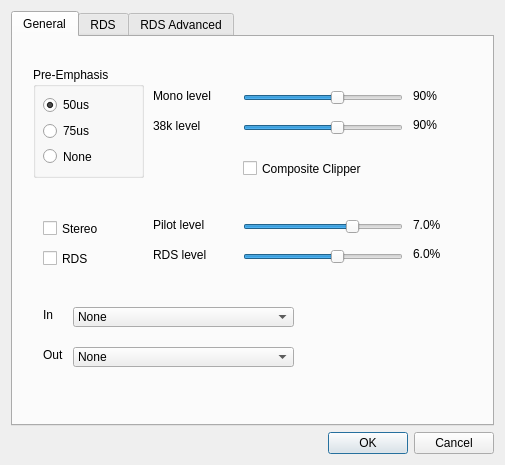
Qt form JMPX/options.ui (jontio/JMPX) before a commit.
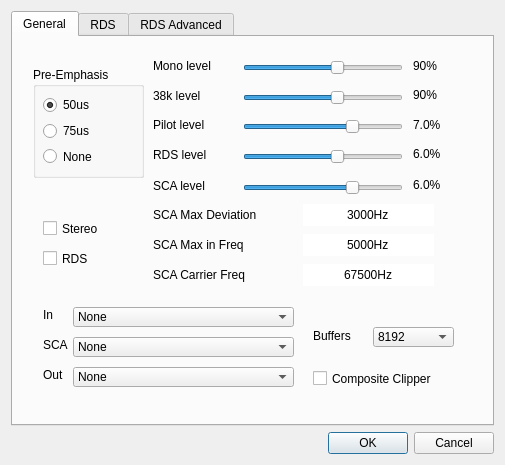
The same form after that commit.

```diff
--- a/JMPX/options.ui
+++ b/JMPX/options.ui
@@ -125,8 +125,8 @@
       <widget class="QCheckBox" name="checkBox_compositeclipper">
        <property name="geometry">
         <rect>
-         <x>230</x>
-         <y>120</y>
+         <x>300</x>
+         <y>330</y>
          <width>161</width>
          <height>23</height>
         </rect>
@@ -142,7 +142,7 @@
        <property name="geometry">
         <rect>
          <x>230</x>
-         <y>50</y>
+         <y>20</y>
          <width>160</width>
          <height>21</height>
         </rect>
@@ -161,7 +161,7 @@
        <property name="geometry">
         <rect>
          <x>140</x>
-         <y>51</y>
+         <y>21</y>
          <width>81</width>
          <height>16</height>
         </rect>
@@ -174,7 +174,7 @@
        <property name="geometry">
         <rect>
          <x>140</x>
-         <y>81</y>
+         <y>51</y>
          <width>81</width>
          <height>16</height>
         </rect>
@@ -187,7 +187,7 @@
        <property name="geometry">
         <rect>
          <x>230</x>
-         <y>80</y>
+         <y>50</y>
          <width>160</width>
          <height>21</height>
         </rect>
@@ -206,7 +206,7 @@
        <property name="geometry">
         <rect>
          <x>400</x>
-         <y>51</y>
+         <y>21</y>
          <width>31</width>
          <height>16</height>
         </rect>
@@ -219,7 +219,7 @@
        <property name="geometry">
         <rect>
          <x>400</x>
-         <y>80</y>
+         <y>50</y>
          <width>31</width>
          <height>16</height>
         </rect>
@@ -232,7 +232,7 @@
        <property name="geometry">
         <rect>
          <x>60</x>
-         <y>310</y>
+         <y>330</y>
          <width>221</width>
          <height>20</height>
         </rect>
@@ -275,7 +275,7 @@
        <property name="geometry">
         <rect>
          <x>30</x>
-         <y>310</y>
+         <y>330</y>
          <width>31</width>
          <height>16</height>
         </rect>
@@ -288,7 +288,7 @@
        <property name="geometry">
         <rect>
          <x>400</x>
-         <y>180</y>
+         <y>80</y>
          <width>51</width>
          <height>16</height>
         </rect>
@@ -301,7 +301,7 @@
        <property name="geometry">
         <rect>
          <x>230</x>
-         <y>209</y>
+         <y>109</y>
          <width>160</width>
          <height>21</height>
         </rect>
@@ -320,7 +320,7 @@
        <property name="geometry">
         <rect>
          <x>140</x>
-         <y>180</y>
+         <y>80</y>
          <width>91</width>
          <height>16</height>
         </rect>
@@ -333,7 +333,7 @@
        <property name="geometry">
         <rect>
          <x>230</x>
-         <y>179</y>
+         <y>79</y>
          <width>160</width>
          <height>21</height>
         </rect>
@@ -352,7 +352,7 @@
        <property name="geometry">
         <rect>
          <x>400</x>
-         <y>209</y>
+         <y>109</y>
          <width>51</width>
          <height>16</height>
         </rect>
@@ -365,7 +365,7 @@
        <property name="geometry">
         <rect>
          <x>140</x>
-         <y>210</y>
+         <y>110</y>
          <width>81</width>
          <height>16</height>
         </rect>
@@ -374,6 +374,252 @@
         <string>RDS level</string>
        </property>
       </widget>
+      <widget class="QComboBox" name="comboBox_soundcard_sca">
+       <property name="geometry">
+        <rect>
+         <x>60</x>
+         <y>300</y>
+         <width>221</width>
+         <height>20</height>
+        </rect>
+       </property>
+       <item>
+        <property name="text">
+         <string>None</string>
+        </property>
+       </item>
+      </widget>
+      <widget class="QLabel" name="label_16">
+       <property name="geometry">
+        <rect>
+         <x>30</x>
+         <y>300</y>
+         <width>31</width>
+         <height>16</height>
+        </rect>
+       </property>
+       <property name="text">
+        <string>SCA</string>
+       </property>
+      </widget>
+      <widget class="QLabel" name="label_17">
+       <property name="geometry">
+        <rect>
+         <x>140</x>
+         <y>141</y>
+         <width>91</width>
+         <height>16</height>
+        </rect>
+       </property>
+       <property name="text">
+        <string>SCA level</string>
+       </property>
+      </widget>
+      <widget class="QSlider" name="horizontalSlider_scalevel">
+       <property name="geometry">
+        <rect>
+         <x>230</x>
+         <y>140</y>
+         <width>160</width>
+         <height>21</height>
+        </rect>
+       </property>
+       <property name="maximum">
+        <number>100</number>
+       </property>
+       <property name="value">
+        <number>70</number>
+       </property>
+       <property name="orientation">
+        <enum>Qt::Horizontal</enum>
+       </property>
+      </widget>
+      <widget class="QLabel" name="label_scalevel">
+       <property name="geometry">
+        <rect>
+         <x>400</x>
+         <y>140</y>
+         <width>51</width>
+         <height>16</height>
+        </rect>
+       </property>
+       <property name="text">
+        <string>6.0%</string>
+       </property>
+      </widget>
+      <widget class="QLabel" name="label_35">
+       <property name="geometry">
+        <rect>
+         <x>140</x>
+         <y>170</y>
+         <width>141</width>
+         <height>16</height>
+        </rect>
+       </property>
+       <property name="text">
+        <string>SCA Max Deviation</string>
+       </property>
+      </widget>
+      <widget class="QSpinBox" name="spinBox_scamaxdeviation">
+       <property name="geometry">
+        <rect>
+         <x>290</x>
+         <y>167</y>
+         <width>131</width>
+         <height>22</height>
+        </rect>
+       </property>
+       <property name="frame">
+        <bool>false</bool>
+       </property>
+       <property name="alignment">
+        <set>Qt::AlignCenter</set>
+       </property>
+       <property name="buttonSymbols">
+        <enum>QAbstractSpinBox::NoButtons</enum>
+       </property>
+       <property name="suffix">
+        <string>Hz</string>
+       </property>
+       <property name="minimum">
+        <number>100</number>
+       </property>
+       <property name="maximum">
+        <number>10000</number>
+       </property>
+       <property name="value">
+        <number>3000</number>
+       </property>
+      </widget>
+      <widget class="QLabel" name="label_36">
+       <property name="geometry">
+        <rect>
+         <x>140</x>
+         <y>200</y>
+         <width>141</width>
+         <height>16</height>
+        </rect>
+       </property>
+       <property name="text">
+        <string>SCA Max in Freq</string>
+       </property>
+      </widget>
+      <widget class="QSpinBox" name="spinBox_scamaxinfreq">
+       <property name="geometry">
+        <rect>
+         <x>290</x>
+         <y>197</y>
+         <width>131</width>
+         <height>22</height>
+        </rect>
+       </property>
+       <property name="frame">
+        <bool>false</bool>
+       </property>
+       <property name="alignment">
+        <set>Qt::AlignCenter</set>
+       </property>
+       <property name="buttonSymbols">
+        <enum>QAbstractSpinBox::NoButtons</enum>
+       </property>
+       <property name="suffix">
+        <string>Hz</string>
+       </property>
+       <property name="minimum">
+        <number>1000</number>
+       </property>
+       <property name="maximum">
+        <number>16000</number>
+       </property>
+       <property name="value">
+        <number>5000</number>
+       </property>
+      </widget>
+      <widget class="QLabel" name="label_37">
+       <property name="geometry">
+        <rect>
+         <x>140</x>
+         <y>230</y>
+         <width>141</width>
+         <height>16</height>
+        </rect>
+       </property>
+       <property name="text">
+        <string>SCA Carrier Freq</string>
+       </property>
+      </widget>
+      <widget class="QSpinBox" name="spinBox_scacarrierfreq">
+       <property name="geometry">
+        <rect>
+         <x>290</x>
+         <y>227</y>
+         <width>131</width>
+         <height>22</height>
+        </rect>
+       </property>
+       <property name="frame">
+        <bool>false</bool>
+       </property>
+       <property name="alignment">
+        <set>Qt::AlignCenter</set>
+       </property>
+       <property name="buttonSymbols">
+        <enum>QAbstractSpinBox::NoButtons</enum>
+       </property>
+       <property name="suffix">
+        <string>Hz</string>
+       </property>
+       <property name="minimum">
+        <number>10000</number>
+       </property>
+       <property name="maximum">
+        <number>92000</number>
+       </property>
+       <property name="value">
+        <number>67500</number>
+       </property>
+      </widget>
+      <widget class="QLabel" name="label_18">
+       <property name="geometry">
+        <rect>
+         <x>300</x>
+         <y>291</y>
+         <width>61</width>
+         <height>16</height>
+        </rect>
+       </property>
+       <property name="text">
+        <string>Buffers</string>
+       </property>
+      </widget>
+      <widget class="QComboBox" name="comboBox_numberofbuffers">
+       <property name="geometry">
+        <rect>
+         <x>360</x>
+         <y>290</y>
+         <width>81</width>
+         <height>20</height>
+        </rect>
+       </property>
+       <property name="currentIndex">
+        <number>1</number>
+       </property>
+       <item>
+        <property name="text">
+         <string>4096</string>
+        </property>
+       </item>
+       <item>
+        <property name="text">
+         <string>8192</string>
+        </property>
+       </item>
+       <item>
+        <property name="text">
+         <string>16384</string>
+        </property>
+       </item>
+      </widget>
      </widget>
      <widget class="QWidget" name="RDS_basics">
       <attribute name="title">
```
Left out of the diff: 2 changed lines with no effect on the pictures.
